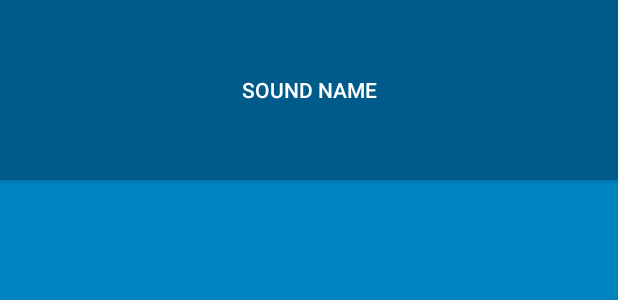
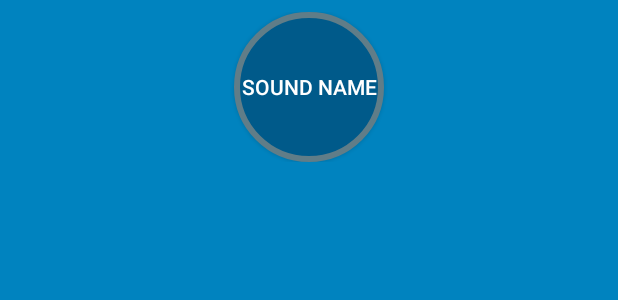
Before and after one commit to Knurenko/BeatBox, an Android app: the layout list_item_sound.xml on its own in the app's theme, with its tools: preview values and no code run, on a phone screen of 412 x 824 dp. Shown: the top 300 px of the screen. Run offline under Robolectric (Android 15) with nearby library versions, the phone set to English and light mode, and no system bars.

Commit message:
added: + round button view (drawable xml file with shape)        + another view for pressed button (state-selector)
Signed-off-by: cometomyrise <bodiasolo322@gmail.com>

```diff
--- /dev/null
+++ b/app/src/main/res/drawable/button_beat_box.xml
@@ -0,0 +1,13 @@
+<?xml version="1.0" encoding="utf-8"?>
+<selector xmlns:android="http://schemas.android.com/apk/res/android">
+
+    <!--
+        nothing to explain here
+     -->
+    <item android:drawable="@drawable/button_beat_box_pressed"
+          android:state_pressed="true"/>
+
+    <item android:drawable="@drawable/button_beat_box_normal"
+          android:state_pressed="false"/>
+
+</selector>
--- /dev/null
+++ b/app/src/main/res/drawable/button_beat_box_normal.xml
@@ -0,0 +1,9 @@
+<?xml version="1.0" encoding="utf-8"?>
+<shape xmlns:android="http://schemas.android.com/apk/res/android"
+       android:shape="oval">
+    <solid
+        android:color="@color/dark_blue"/>
+    <stroke
+        android:color="@color/gray"
+        android:width="4dp"/>
+</shape>
--- /dev/null
+++ b/app/src/main/res/drawable/button_beat_box_pressed.xml
@@ -0,0 +1,10 @@
+<?xml version="1.0" encoding="utf-8"?>
+<shape
+    xmlns:android="http://schemas.android.com/apk/res/android"
+    android:shape="oval">
+    <solid
+        android:color="@color/red"/>
+    <stroke
+        android:width="4dp"
+        android:color="@color/dark_red"/>
+</shape>
--- a/app/src/main/res/layout/list_item_sound.xml
+++ b/app/src/main/res/layout/list_item_sound.xml
@@ -11,13 +11,20 @@
     </data>
     <!-- rebuild project after this,
      maybe close & reopen android studio to get access to get&set_viewModel methods -->
-    <Button
+
+    <FrameLayout
         android:layout_width="match_parent"
-        android:layout_height="120dp"
-        android:text="@{viewModel.title}"
-        android:onClick="@{() -> viewModel.onButtonClicked()}"
+        android:layout_height="wrap_content"
+        android:layout_margin="8dp">
 
-        tools:text="Sound name"/>
+        <Button
+            android:layout_width="100dp"
+            android:layout_height="100dp"
+            android:layout_gravity="center"
+            android:text="@{viewModel.title}"
+            android:onClick="@{() -> viewModel.onButtonClicked()}"
+            tools:text="Sound name"/>
+    </FrameLayout>
     <!--test. getTitle or title
               UPD: both working good
               UPD2: bind button click method
--- a/app/src/main/res/values/styles.xml
+++ b/app/src/main/res/values/styles.xml
@@ -18,7 +18,7 @@
 
     <!-- style variable for buttons in recycler_view items -->
     <style name="BeatBoxButton" parent="Widget.AppCompat.Button">
-        <item name="android:background">@color/dark_blue</item>
+        <item name="android:background">@drawable/button_beat_box</item>
         <!--
         add something else if u wish
          -->
```
